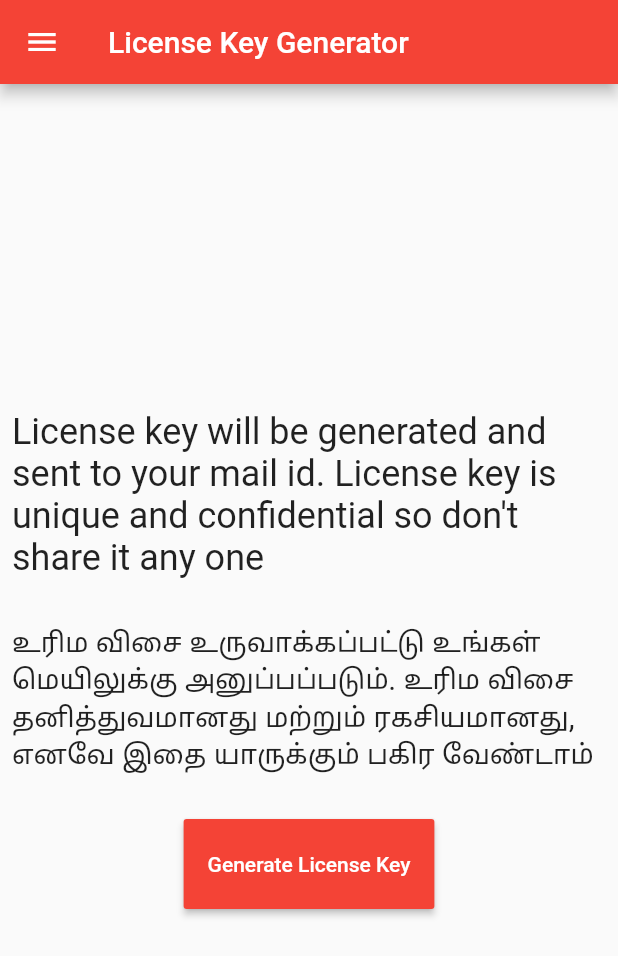
After one commit to addon365/crm-app, a Flutter app: the LicenseGeneratorPage screen opened by its route, after a tap on "Generate License Key", on a phone screen of 412 x 824 dp. The commit adds this screen. Shown: the top 956 px of the screen. Run offline on Flutter 3.47's test engine with Material 2 defaults, Android fonts, the phone set to English and light mode, and no system bars; our stand-ins replace firebase_messaging, font_awesome_flutter, sqflite; accounts and stored records are empty; network calls fail; Roboto replaces fonts that are missing (Ubuntu).

Commit message:
License Generation Support Added (UI & Service)

```diff
--- a/lib/db/widget/app-drawer-widget.dart
+++ b/lib/db/widget/app-drawer-widget.dart
@@ -1,7 +1,9 @@
 import 'package:crm_app/dependency/constants.dart';
+import 'package:crm_app/pages/license_generator_page.dart';
 import 'package:crm_app/repository/user_repository.dart';
 
 import 'package:flutter/material.dart';
+import 'package:font_awesome_flutter/font_awesome_flutter.dart';
 
 import '../../login_page.dart';
 
@@ -26,6 +28,13 @@ class AppDrawerWidget extends StatelessWidget {
             decoration: BoxDecoration(
               color: Colors.red,
             ),
+          ),
+          ListTile(
+            title: Text("License Generator"),
+            trailing: Icon(FontAwesomeIcons.key),
+            onTap: () {
+              Navigator.pushNamed(context, LicenseGeneratorPage.routeName);
+            },
           ),
           ListTile(
             trailing: Icon(Icons.exit_to_app),
--- a/lib/dependency/constants.dart
+++ b/lib/dependency/constants.dart
@@ -14,10 +14,10 @@ User currentUser;
 void setMode(bool bIsReleaseMode) {
   isReleaseMode = bIsReleaseMode;
   if (isReleaseMode) {
-    baseUrl = "https://addon365crm.azurewebsites.net/api";
+    baseUrl = "https://addon365webapi.azurewebsites.net/api";
   } else {
-    // baseUrl = "https://addon365crm.azurewebsites.net/api";
-    baseUrl = "http://192.168.0.102:3000/api";
+    baseUrl = "https://addon365webapi.azurewebsites.net/api";
+    //baseUrl = "http://192.168.0.102:3000/api";
   }
 }
 
--- a/lib/login_page.dart
+++ b/lib/login_page.dart
@@ -1,5 +1,6 @@
 import 'package:crm_app/admin_pages/admin_home_page.dart';
 import 'package:crm_app/marketing_pages/marketing_home_page.dart';
+import 'package:crm_app/model/role_group.dart';
 import 'package:crm_app/model/user.dart';
 import 'package:crm_app/repository/user_repository.dart';
 import 'package:crm_app/tele_pages/campaign_list_page.dart';
@@ -8,8 +9,6 @@ import 'package:flutter/material.dart';
 import 'package:font_awesome_flutter/font_awesome_flutter.dart';
 
 import 'dependency/constants.dart';
-
-
 
 class LoginPage extends StatefulWidget {
   static const String routeName = '/login';
@@ -158,6 +157,13 @@ class _LoginPageState extends State<LoginPage> {
 
   void navigateToPage(User user) {
     String routeName;
+
+    if (user.roleGroup == null) {
+      //TODO: Need to support tool grop in WebAPI License.
+      user.roleGroup = new RoleGroup();
+      user.roleGroup.id = "";
+      user.roleGroup.name = "admin";
+    }
     switch (user.roleGroup.name) {
       case "marketing":
         routeName = MarketingHomePage.routeName;
--- a/lib/model/user.dart
+++ b/lib/model/user.dart
@@ -6,7 +6,7 @@ class User {
   final String userName;
   final String password;
   final String token;
-  final RoleGroup roleGroup;
+   RoleGroup roleGroup;
 
   User(
       {this.id,
--- /dev/null
+++ b/lib/pages/license_generator_page.dart
@@ -0,0 +1,73 @@
+import 'package:crm_app/db/widget/app-drawer-widget.dart';
+import 'package:crm_app/repository/license_repository.dart';
+import 'package:flutter/material.dart';
+
+class LicenseGeneratorPage extends StatefulWidget {
+  static const routeName = "/license-key-generator-page";
+
+  @override
+  _LicenseGeneratorPageState createState() => _LicenseGeneratorPageState();
+}
+
+class _LicenseGeneratorPageState extends State<LicenseGeneratorPage> {
+  final GlobalKey<ScaffoldState> _scaffoldKey = new GlobalKey<ScaffoldState>();
+  @override
+  Widget build(BuildContext context) {
+    return WillPopScope(
+        onWillPop: () {
+          return Future.value(true);
+        },
+        child: Scaffold(
+          key: _scaffoldKey,
+          drawer: AppDrawerWidget(),
+          appBar: AppBar(
+            title: Text("License Key Generator"),
+          ),
+          body: Padding(
+            padding: const EdgeInsets.all(8.0),
+            child: Column(
+              mainAxisAlignment: MainAxisAlignment.center,
+              crossAxisAlignment: CrossAxisAlignment.center,
+              children: <Widget>[
+                Text(
+                  "License key will be generated and sent to your mail id. License key is unique and confidential so don't share it any one",
+                  style: TextStyle(fontSize: 24),
+                  softWrap: true,
+                ),
+                Container(
+                  height: 30,
+                ),
+                Text(
+                  "உரிம விசை உருவாக்கப்பட்டு உங்கள் மெயிலுக்கு அனுப்பப்படும். உரிம விசை தனித்துவமானது மற்றும் ரகசியமானது, எனவே இதை யாருக்கும் பகிர வேண்டாம்",
+                  style: TextStyle(fontSize: 20),
+                  softWrap: true,
+                ),
+                Container(
+                  height: 30,
+                ),
+                SizedBox(
+                  height: 60,
+                  child: RaisedButton(
+                    color: Theme.of(context).primaryColor,
+                    textColor: Colors.white,
+                    onPressed: () {
+                      generateLicense(context);
+                    },
+                    child: Text("Generate License Key"),
+                  ),
+                )
+              ],
+            ),
+          ),
+        ));
+  }
+
+  void generateLicense(BuildContext context) {
+    LicenseRepository.getRepository().generateLicense().then((onValue)  {
+      print("Success :$onValue");
+          _scaffoldKey.currentState.showSnackBar(new SnackBar(
+              content: Text(
+                  'License Key Generation request submitted successfull, check your mail.')));
+        });
+  }
+}
--- /dev/null
+++ b/lib/repository/license_repository.dart
@@ -0,0 +1,35 @@
+import 'dart:convert';
+import 'package:http/http.dart' as http;
+import 'package:crm_app/dependency/constants.dart';
+
+class LicenseRepository {
+  static LicenseRepository leadRepository;
+
+  static LicenseRepository getRepository() {
+    if (leadRepository == null) leadRepository = new LicenseRepository();
+    return leadRepository;
+  }
+
+  Future<bool> generateLicense() async {
+    String url = '$baseUrl/svb/v1.0/license/Create';
+    Map<String, dynamic> userIdJsonMap = new Map<String, dynamic>();
+    userIdJsonMap.putIfAbsent("CustomerCatalogGroupId", () => currentUser.id);
+
+    print(userIdJsonMap);
+    String licenseGenerationJson = json.encode(userIdJsonMap);
+    print(licenseGenerationJson);
+    var result = await http.post(url,
+        headers: {
+          "Accept": "application/json",
+          "Content-Type": "application/json"
+        },
+        body: licenseGenerationJson);
+    if (result.statusCode == 200) {
+      return true;
+    } else {
+      var map = json.decode(result.body);
+      print(map);
+      return false;
+    }
+  }
+}
--- a/lib/routes.dart
+++ b/lib/routes.dart
@@ -1,6 +1,7 @@
 import 'package:crm_app/admin_pages/admin_home_page.dart';
 import 'package:crm_app/employee_list_page.dart';
 import 'package:crm_app/marketing_pages/marketing_home_page.dart';
+import 'package:crm_app/pages/license_generator_page.dart';
 
 import 'package:crm_app/splash_page.dart';
 import 'package:crm_app/tele_pages/campaign_list_page.dart';
@@ -18,4 +19,6 @@ final routes = {
 
   AdminHomePage.routeName: (BuildContext context) => AdminHomePage(),
   CampaignListPage.routeName: (BuildContext context) => CampaignListPage(),
+  LicenseGeneratorPage.routeName: (BuildContext context) =>
+      LicenseGeneratorPage(),
 };
```
Also changed, not shown: pubspec.lock, 4 other files.
